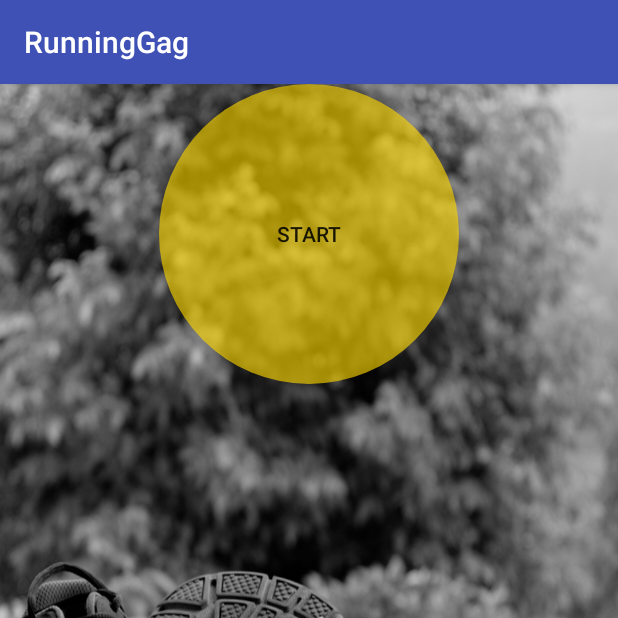
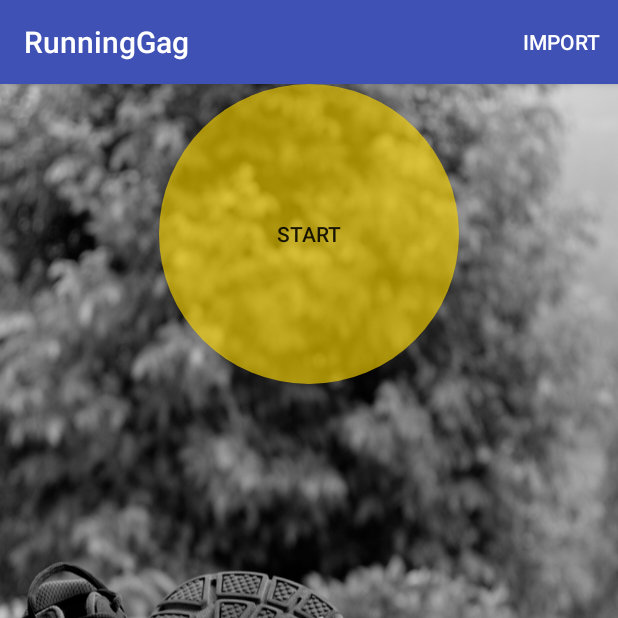
Before and after one commit to CFoltin/RunningGag, an Android app: the screen it shows after launch (MainActivity), on a phone screen of 412 x 824 dp, the top half of it. Run offline under Robolectric (Android 15) with nearby library versions, the phone set to English and light mode, and no system bars.

Commit message:
Import action added.

```diff
--- /dev/null
+++ b/app/src/main/res/menu/main_activity_menu.xml
@@ -0,0 +1,9 @@
+<menu xmlns:app="http://schemas.android.com/apk/res-auto"
+    xmlns:android="http://schemas.android.com/apk/res/android">
+    <item
+        android:id="@+id/menu_item_import"
+        android:title="Import"
+        app:showAsAction="ifRoom" />
+
+
+</menu>
--- a/app/src/main/res/menu/run_result_menu.xml
+++ b/app/src/main/res/menu/run_result_menu.xml
@@ -10,4 +10,5 @@
         android:title="GPX"
         app:showAsAction="ifRoom" />
 
+
 </menu>
```
Also changed, not shown: app/src/main/java/eu/johannes/runninggag/MainActivity.java (+57 -1 lines).
